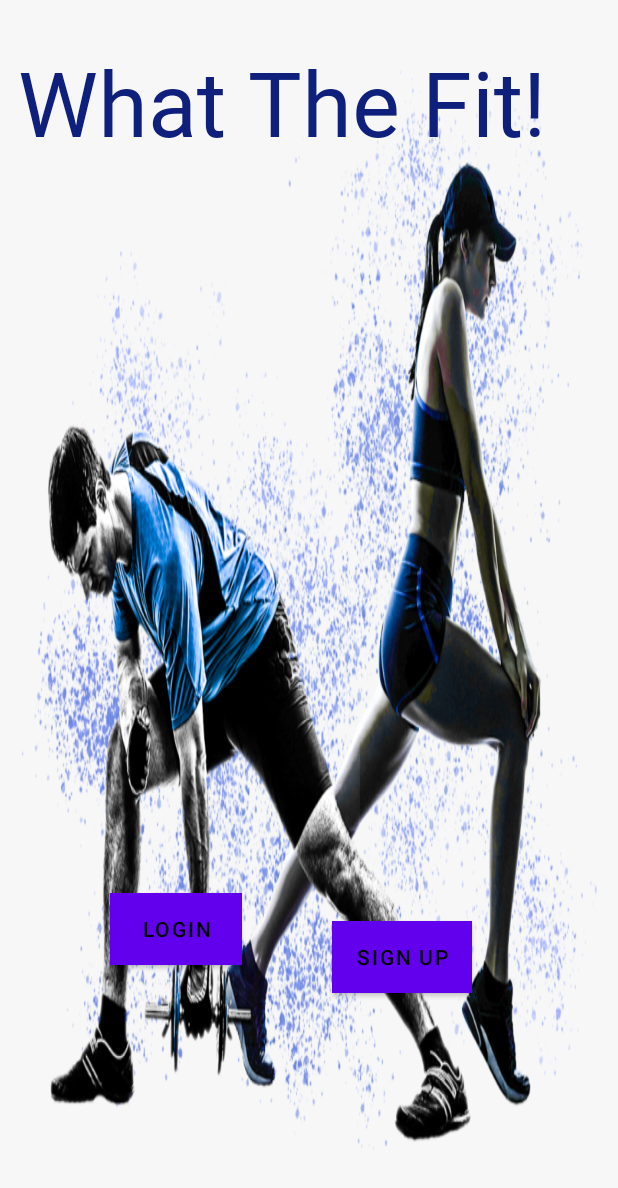
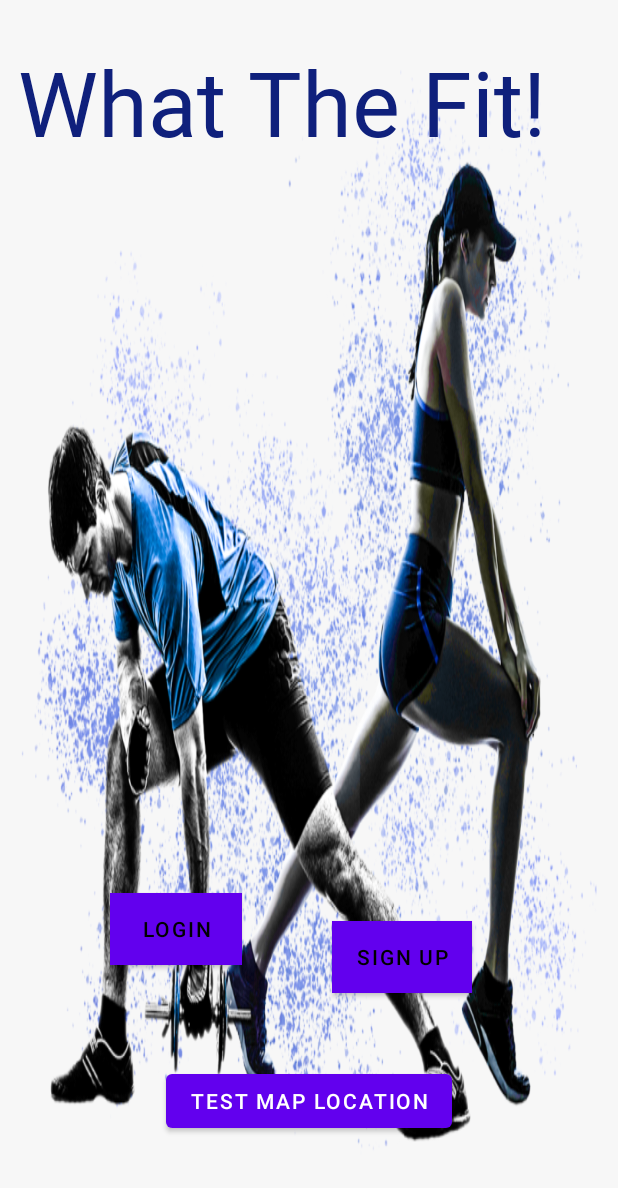
Before and after one commit to A-randhawa/W22_Group6_WhatTheFit, an Android app: the screen it shows after launch (MainActivity), on a phone screen of 412 x 824 dp. Shown: the top 1188 px of the screen. Run offline under Robolectric (Android 15) with nearby library versions, the light colour scheme and no system bars.

Commit message:
commit google map location activity

```diff
--- a/app/src/main/java/com/example/w22_group6_whatthefit/MainActivity.java
+++ b/app/src/main/java/com/example/w22_group6_whatthefit/MainActivity.java
@@ -22,5 +22,14 @@ public class MainActivity extends AppCompatActivity {
             startActivity(new Intent(MainActivity.this,LoginActivity.class));
         });
 
+
+
+        //declaring test map location button
+        Button testMapLocBtn = findViewById(R.id.btnTestMapLoc);
+        //click listener
+        testMapLocBtn.setOnClickListener((View view) -> {
+            startActivity(new Intent(MainActivity.this,GoogleLocation.class));
+        });
+
     }
 }
--- a/app/src/main/res/layout/activity_main.xml
+++ b/app/src/main/res/layout/activity_main.xml
@@ -72,4 +72,14 @@
         app:layout_constraintTop_toBottomOf="@+id/txtTitle"
         app:layout_constraintVertical_bias="0.94" />
 
+    <Button
+        android:id="@+id/btnTestMapLoc"
+        android:layout_width="wrap_content"
+        android:layout_height="wrap_content"
+        android:text="@string/BtnMapLocTest"
+        app:layout_constraintBottom_toBottomOf="@+id/imgView"
+        app:layout_constraintEnd_toEndOf="parent"
+        app:layout_constraintStart_toStartOf="parent"
+        app:layout_constraintTop_toBottomOf="@+id/loginBtn" />
+
 </androidx.constraintlayout.widget.ConstraintLayout>
--- a/app/src/main/res/values/strings.xml
+++ b/app/src/main/res/values/strings.xml
@@ -8,4 +8,5 @@
     <string name="txtPassword">Enter Your Password</string>
     <string name="txtLogin">Login</string>
     <string name="btnRegister">Register</string>
+    <string name="BtnMapLocTest">Test Map Location</string>
 </resources>
```
